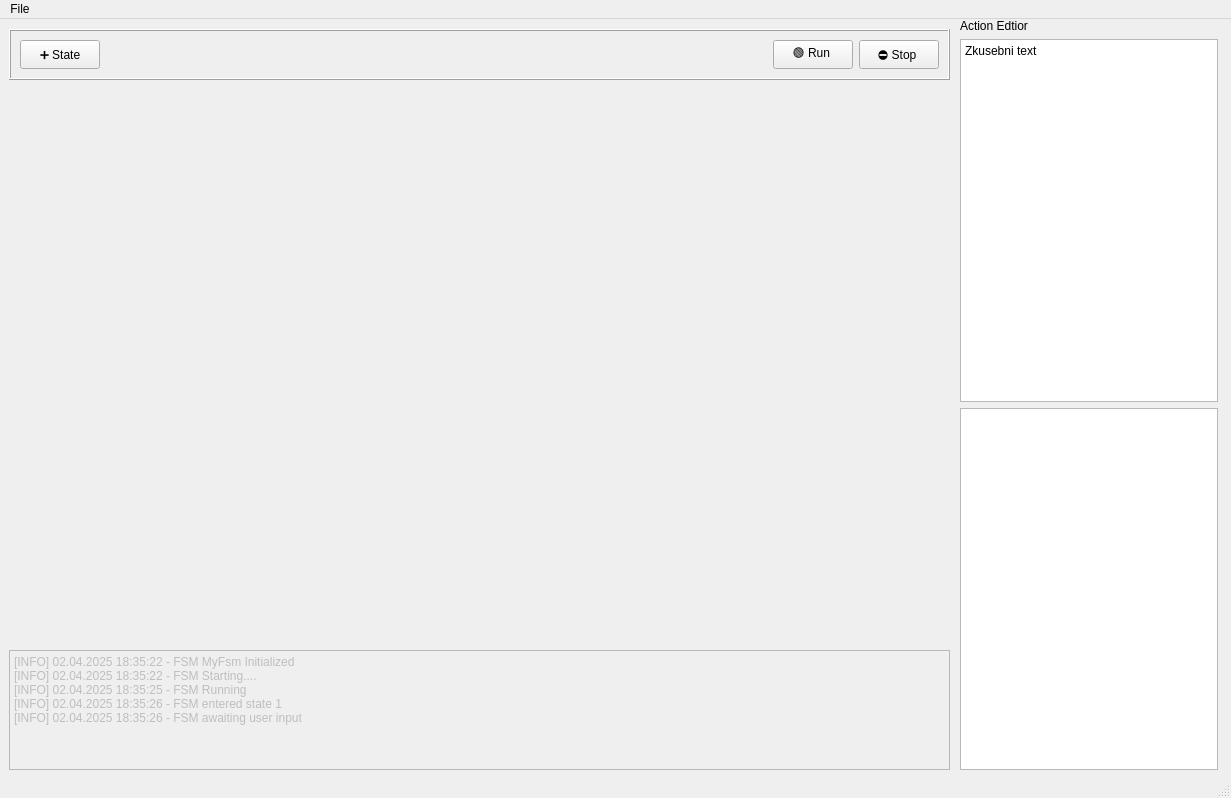
First picture: the form in src/mainwindow.ui, repository JosefAmbruz/ICP-projekt, before the edit.
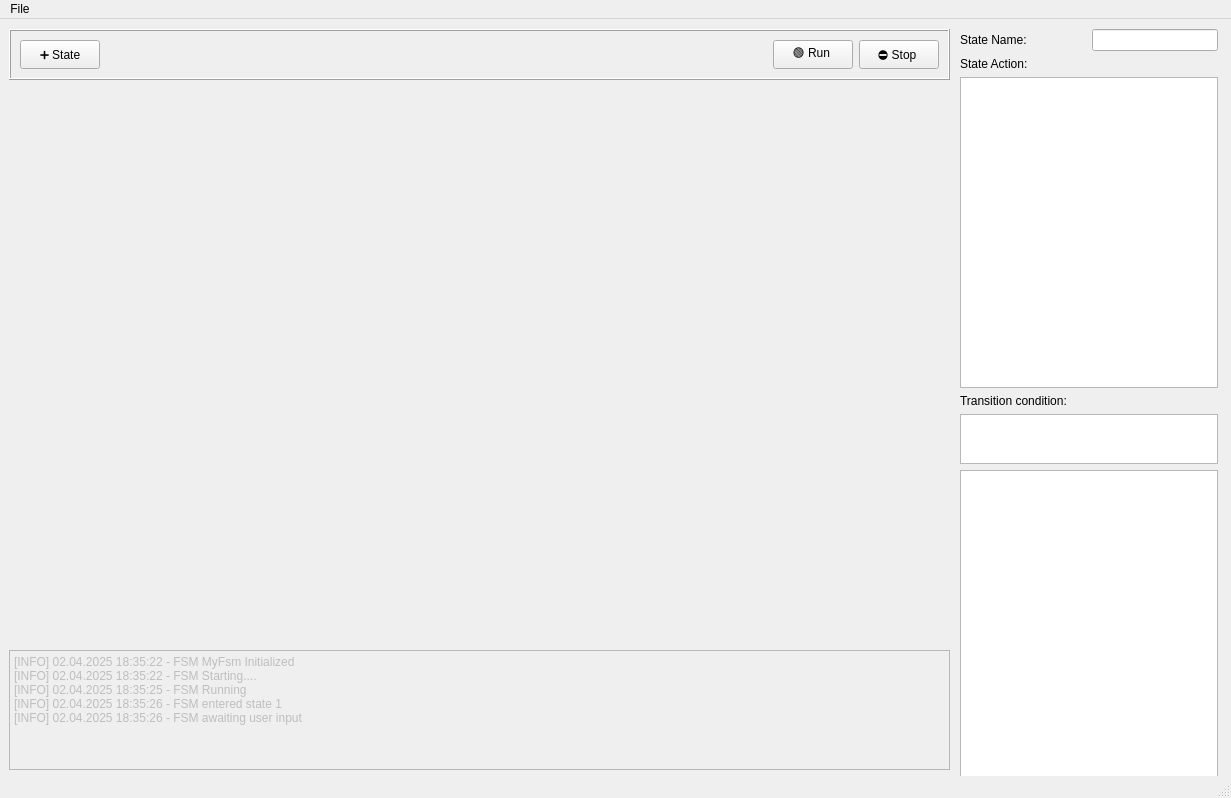
Second picture: the form after the edit.

Commit message: add ui for state actions, names and transition conditions

```diff
--- a/src/mainwindow.ui
+++ b/src/mainwindow.ui
@@ -18,16 +18,43 @@
     <property name="geometry">
      <rect>
       <x>960</x>
-      <y>0</y>
+      <y>10</y>
       <width>258</width>
       <height>751</height>
      </rect>
     </property>
     <layout class="QVBoxLayout" name="vl_sidepanel">
      <item>
-      <widget class="QLabel" name="label">
+      <layout class="QHBoxLayout" name="horizontalLayout">
+       <item>
+        <widget class="QLabel" name="label">
+         <property name="text">
+          <string>State Name:</string>
+         </property>
+        </widget>
+       </item>
+       <item>
+        <widget class="QLineEdit" name="lineEdit_stateName">
+         <property name="sizePolicy">
+          <sizepolicy hsizetype="Preferred" vsizetype="Fixed">
+           <horstretch>0</horstretch>
+           <verstretch>0</verstretch>
+          </sizepolicy>
+         </property>
+         <property name="maxLength">
+          <number>20</number>
+         </property>
+         <property name="frame">
+          <bool>true</bool>
+         </property>
+        </widget>
+       </item>
+      </layout>
+     </item>
+     <item>
+      <widget class="QLabel" name="label_2">
        <property name="text">
-        <string>Action Edtior</string>
+        <string>State Action:</string>
        </property>
       </widget>
      </item>
@@ -41,11 +68,39 @@
 li.unchecked::marker { content: &quot;\2610&quot;; }
 li.checked::marker { content: &quot;\2612&quot;; }
 &lt;/style&gt;&lt;/head&gt;&lt;body style=&quot; font-family:'Segoe UI'; font-size:9pt; font-weight:400; font-style:normal;&quot;&gt;
-&lt;p style=&quot; margin-top:0px; margin-bottom:0px; margin-left:0px; margin-right:0px; -qt-block-indent:0; text-indent:0px;&quot;&gt;Zkusebni text&lt;/p&gt;
 &lt;p style=&quot;-qt-paragraph-type:empty; margin-top:0px; margin-bottom:0px; margin-left:0px; margin-right:0px; -qt-block-indent:0; text-indent:0px;&quot;&gt;&lt;br /&gt;&lt;/p&gt;&lt;/body&gt;&lt;/html&gt;</string>
        </property>
       </widget>
      </item>
+     <item>
+      <widget class="QLabel" name="label_connCode">
+       <property name="text">
+        <string>Transition condition:</string>
+       </property>
+      </widget>
+     </item>
+     <item>
+      <widget class="QTextEdit" name="textEdit_connCond">
+       <property name="sizePolicy">
+        <sizepolicy hsizetype="Expanding" vsizetype="Fixed">
+         <horstretch>0</horstretch>
+         <verstretch>0</verstretch>
+        </sizepolicy>
+       </property>
+       <property name="minimumSize">
+        <size>
+         <width>0</width>
+         <height>0</height>
+        </size>
+       </property>
+       <property name="maximumSize">
+        <size>
+         <width>16777215</width>
+         <height>50</height>
+        </size>
+       </property>
+      </widget>
+     </item>
      <item>
       <widget class="QListView" name="listView_varList"/>
      </item>
```
Left out of the diff: 5 changed lines with no effect on the pictures. The commit also changes 5 other files.
